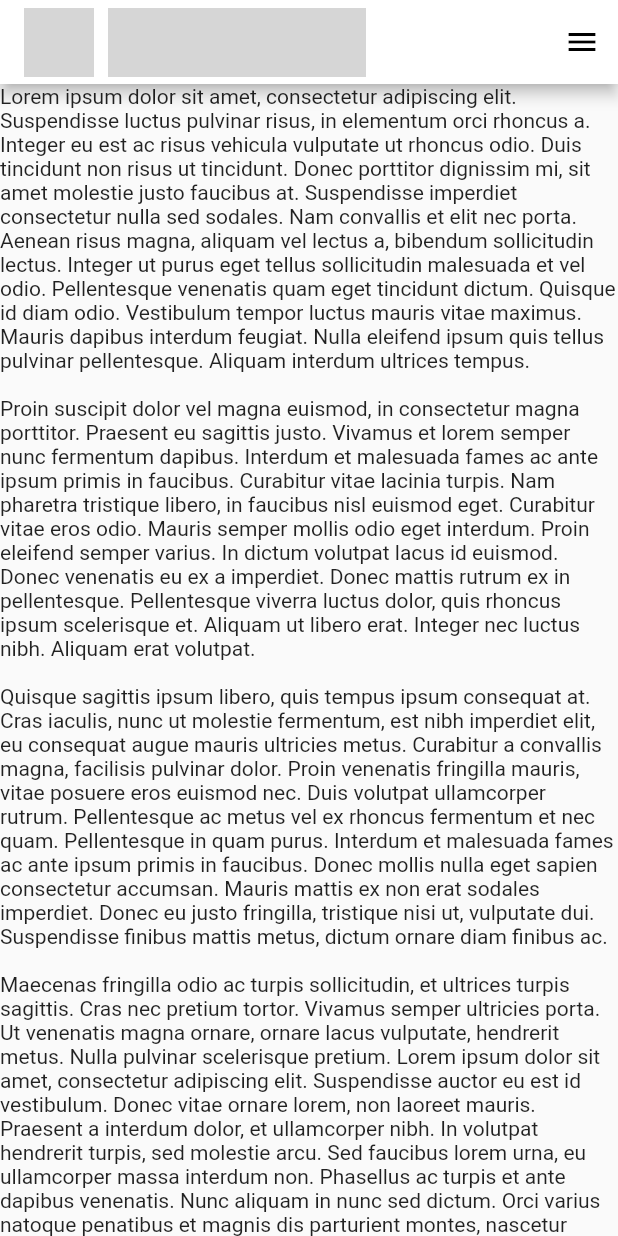
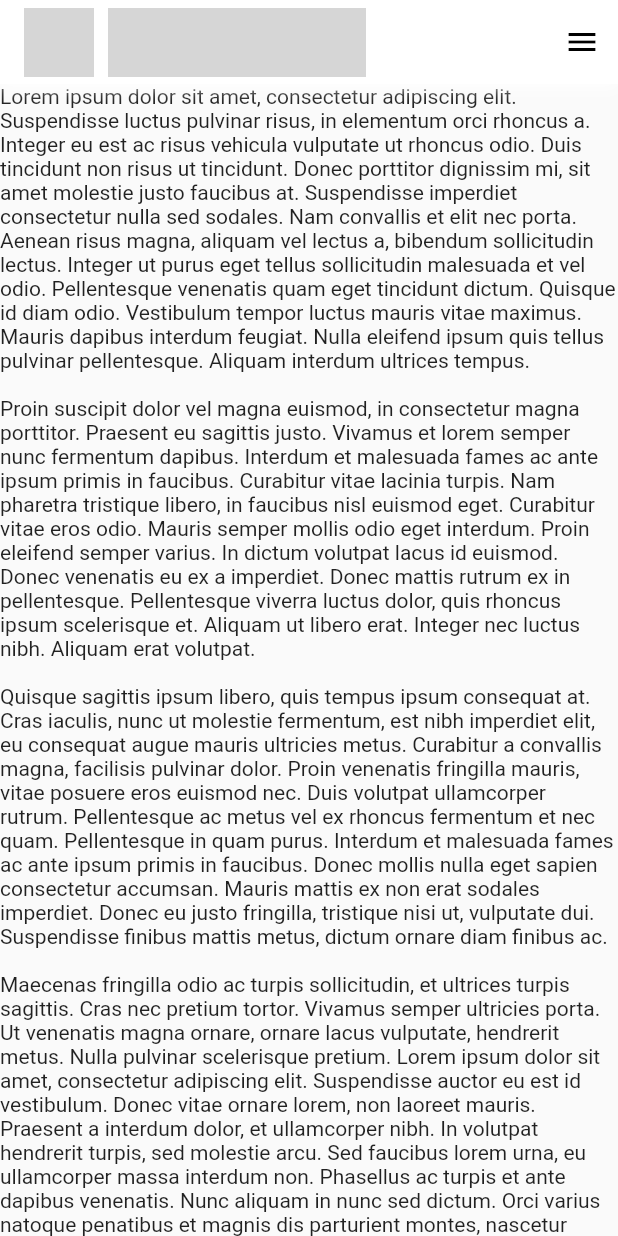
Before and after one commit to ndaeila/TrainingPlatform-FlutterApp, a Flutter app: the screen it shows after launch, on a phone screen of 412 x 824 dp. Run offline on Flutter 3.47's test engine with Material 2 defaults, Android fonts, the phone set to English and light mode, and no system bars; grey boxes are pictures that could not be loaded.

Commit message:
Pushed issues

```diff
--- a/californiaefficiencygroupapp/lib/main.dart
+++ b/californiaefficiencygroupapp/lib/main.dart
@@ -1,6 +1,5 @@
 // Import other stuff
 import 'dart:math';
-import 'package:flutter/services.dart' show rootBundle;
 
 // Import widgets
 import 'package:flutter/material.dart';
@@ -79,9 +78,17 @@ class _MyHomePageState extends State<MyHomePage> {
 
     return Scaffold(
       endDrawer: NavDrawer(),
-      appBar: AppBar(
-        // Here we take the value from the MyHomePage object that was created by
-        // the App.build method, and use it to set our appbar title.
+      appBar: PreferredSize(
+        child: Container(
+          decoration: const BoxDecoration(boxShadow: [
+            BoxShadow(
+              color: Colors.white,
+              offset: Offset(0, 2.0),
+              blurRadius: 8.0,
+            )
+          ]),
+          child: AppBar(
+            elevation: 0.0,
             title: SizedBox(
               height: kToolbarHeight - titleMargin,
               child: Row(
@@ -92,6 +99,9 @@ class _MyHomePageState extends State<MyHomePage> {
                 ],
               ),
             ),
+          ),
+        ),
+        preferredSize: const Size.fromHeight(kToolbarHeight),
       ),
       body: SingleChildScrollView(
         // Center is a layout widget. It takes a single child and positions it
--- a/californiaefficiencygroupapp/lib/widgets/nav-drawer.dart
+++ b/californiaefficiencygroupapp/lib/widgets/nav-drawer.dart
@@ -30,10 +30,11 @@ class NavDrawer extends StatelessWidget {
             decoration: BoxDecoration(
                 color: Colors.blue,
                 image: DecorationImage(
-                    fit: BoxFit.fitHeight,
-                    colorFilter: ColorFilter.mode(
-                        Colors.black.withOpacity(0.5), BlendMode.dstATop),
-                    image: const AssetImage('./images/nav-cover.jpg'))),
+                  fit: BoxFit.fitHeight,
+                  colorFilter: ColorFilter.mode(
+                      Colors.black.withOpacity(0.5), BlendMode.dstATop),
+                  image: const AssetImage('./assets/images/nav-cover.jpg'),
+                )),
           ),
           ListTile(
             leading: const Icon(Icons.input),
```
Lines whose indentation alone changed are shown as unchanged.
